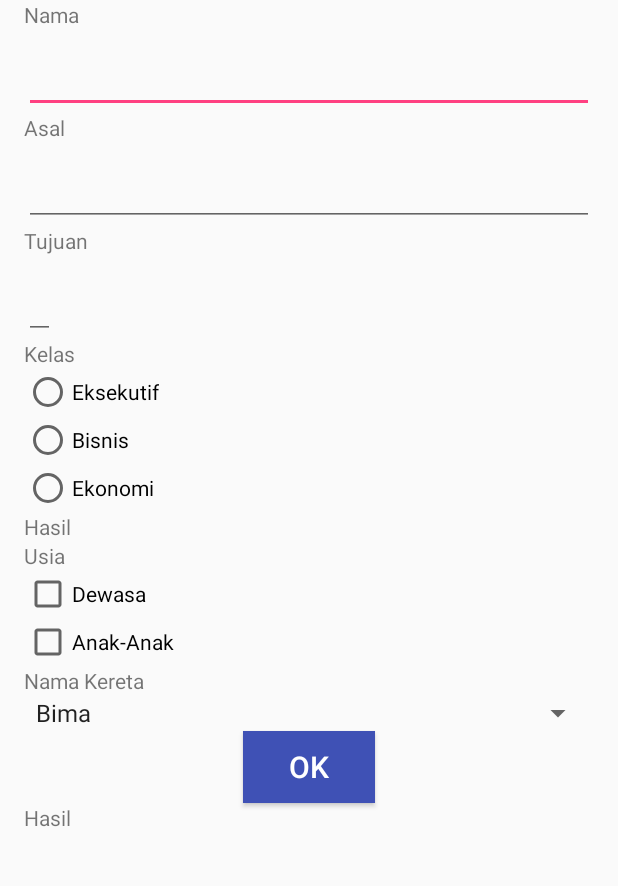
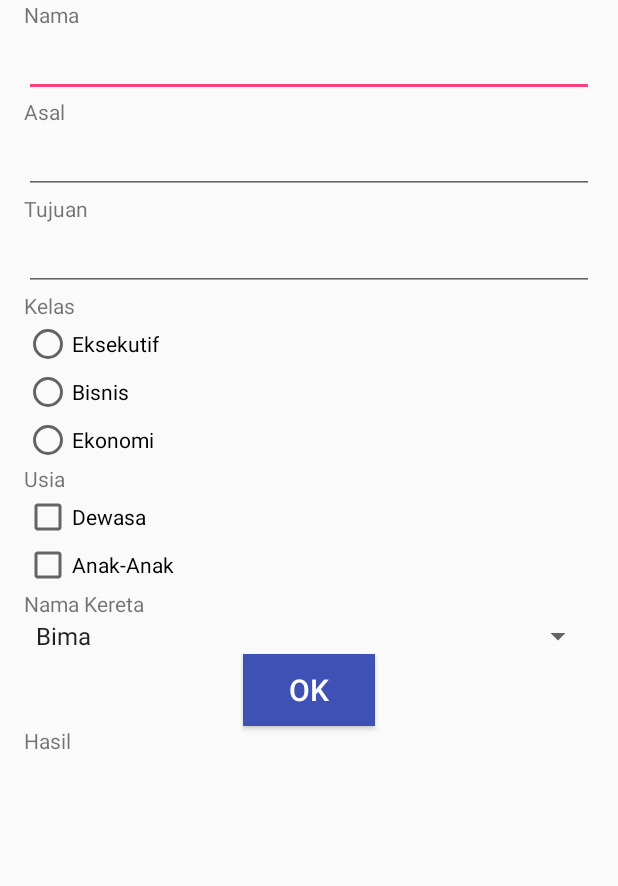
Before and after one commit to ifanrifaihardiyanto/Formulir, an Android app: the layout activity_main.xml on its own in the app's theme, with its tools: preview values and no code run, on a phone screen of 412 x 824 dp, the part 148-1034 px from its top. Run offline under Robolectric (Android 15) with nearby library versions, the phone set to English and light mode, and no system bars.

```diff
--- a/app/src/main/res/layout/activity_main.xml
+++ b/app/src/main/res/layout/activity_main.xml
@@ -44,14 +44,11 @@
             android:layout_below="@+id/imageView"
             android:text="Nama" />
 
-        <android.support.design.widget.TextInputLayout
-            android:layout_width="match_parent"
-            android:layout_height="wrap_content">
+
         <EditText
             android:id="@+id/editTextNm"
             android:layout_width="match_parent"
             android:layout_height="wrap_content" />
-        </android.support.design.widget.TextInputLayout>
 
         <TextView
             android:id="@+id/textViewAsal"
@@ -59,14 +56,11 @@
             android:layout_height="wrap_content"
             android:text="Asal" />
 
-        <android.support.design.widget.TextInputLayout
-            android:layout_width="match_parent"
-            android:layout_height="wrap_content">
+
         <EditText
             android:id="@+id/editTextAsal"
             android:layout_width="match_parent"
             android:layout_height="wrap_content" />
-        </android.support.design.widget.TextInputLayout>
 
         <TextView
             android:id="@+id/textViewTujuan"
@@ -74,14 +68,11 @@
             android:layout_height="wrap_content"
             android:text="Tujuan" />
 
-        <android.support.design.widget.TextInputLayout
-            android:layout_width="wrap_content"
-            android:layout_height="match_parent">
+
         <EditText
             android:id="@+id/editTextTujuan"
             android:layout_width="match_parent"
             android:layout_height="wrap_content" />
-        </android.support.design.widget.TextInputLayout>
 
         <TextView
             android:id="@+id/textViewKelas"
@@ -112,11 +103,6 @@
                 android:layout_height="wrap_content"
                 android:text="Ekonomi" />
 
-            <TextView
-                android:id="@+id/textViewKrt"
-                android:layout_width="wrap_content"
-                android:layout_height="wrap_content"
-                android:text="Hasil" />
         </RadioGroup>
 
         <TextView
```
Also changed, not shown: app/src/main/java/id/sch/smktelkom_mlg/learn/formulir/MainActivity.java (+13 -4 lines), app/src/main/java/id/sch/smktelkom_mlg/learn/formulir/R.java (deleted, +0 -7 lines).
